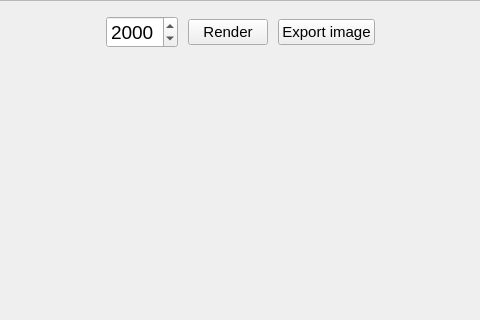
Old version of the form src/gui/diarypixels.ui in the repository someretical/TheoreticalDiary; both pictures show x 385 to 865 and y 0 to 320 of the 1250 by 650 pixel window.
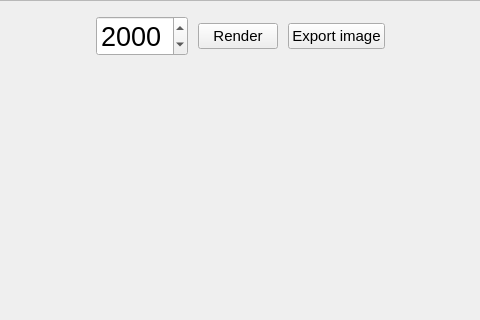
New version of the form.

```diff
--- a/src/gui/diarypixels.ui
+++ b/src/gui/diarypixels.ui
@@ -227,7 +227,7 @@
          <widget class="QDateEdit" name="year_edit">
           <property name="font">
            <font>
-            <pointsize>14</pointsize>
+            <pointsize>20</pointsize>
            </font>
           </property>
           <property name="toolTip">
```
